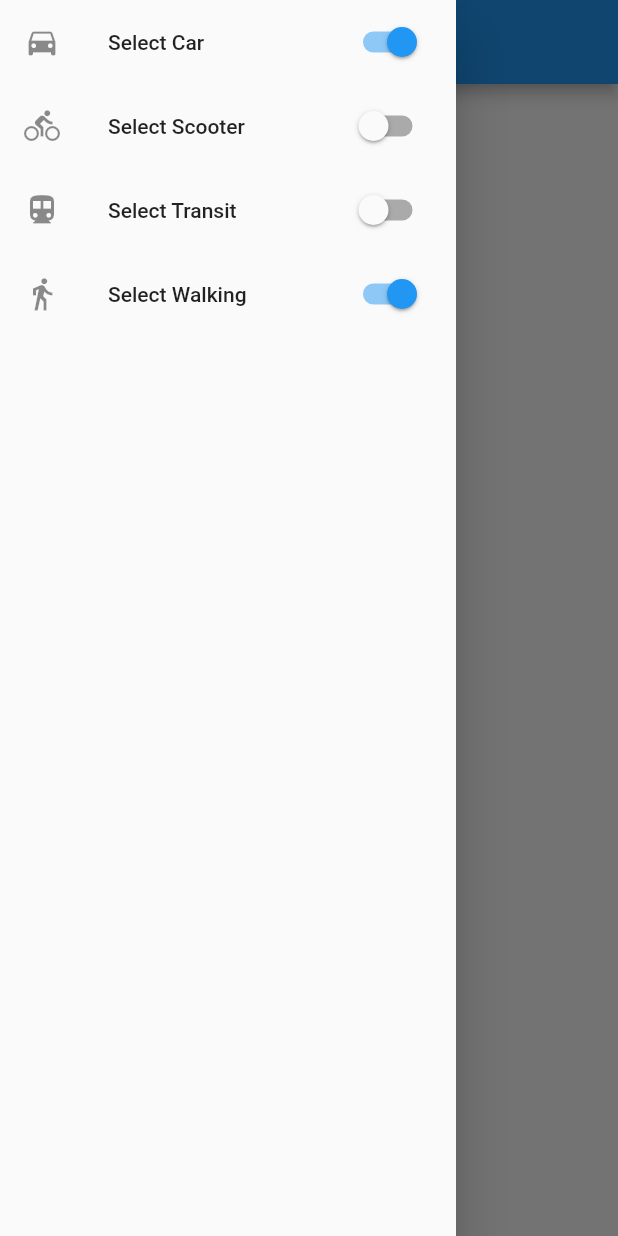
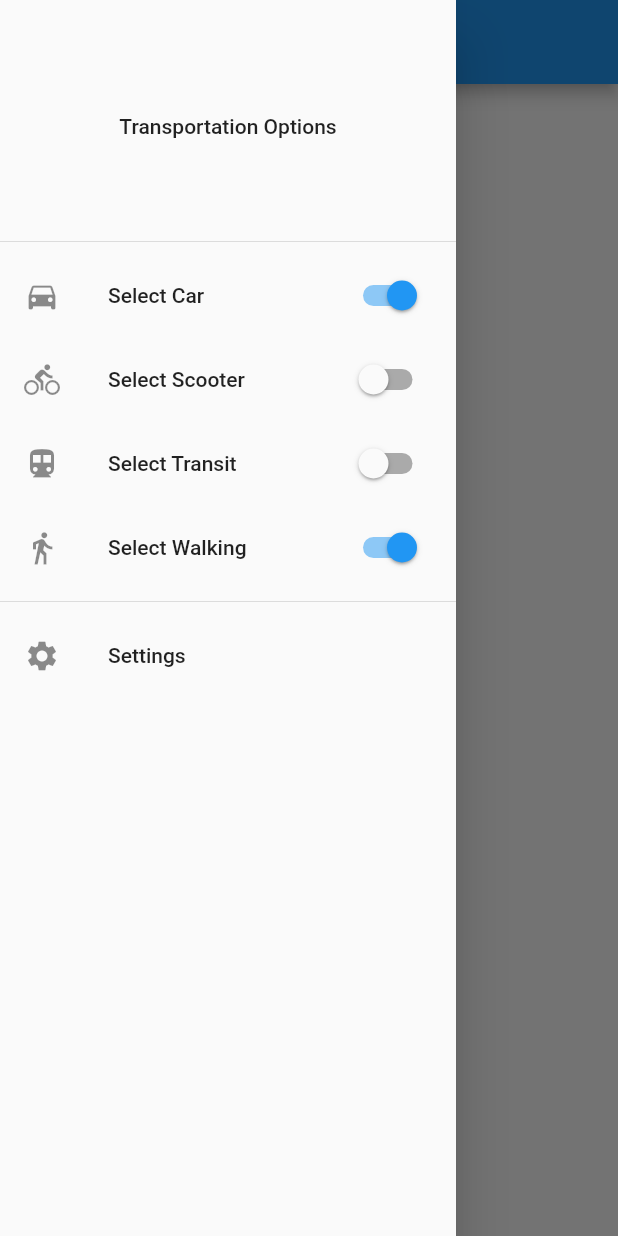
Before and after one commit to hungrymonkey/hacklamobility_2018, a Flutter app: the screen it shows after launch, in the side drawer, after a tap on "Select Car", on a phone screen of 412 x 824 dp. Run offline on Flutter 3.47's test engine with Material 2 defaults, Android fonts, the phone set to English and light mode, and no system bars.

Commit message:
fix the drawer

```diff
--- a/lib/main.dart
+++ b/lib/main.dart
@@ -1,7 +1,7 @@
 import 'package:flutter/material.dart';
 
 
-//import './map_settings.dart';
+import './map_settings.dart';
 import './map_types.dart';
 import './map_home.dart';
 
@@ -37,7 +37,7 @@ class MyAppState extends State<MyApp> {
       ),
       routes: <String, WidgetBuilder>{
         '/':          (BuildContext context) => MapHome(_configuration, configurationUpdater),
-        //'/settings':  (BuildContext context) => MapSettings(_configuration, configurationUpdater)
+        '/settings':  (BuildContext context) => MapSettings(_configuration, configurationUpdater)
       },
     );
   }
--- a/lib/map_home.dart
+++ b/lib/map_home.dart
@@ -1,7 +1,7 @@
 import 'package:flutter/material.dart';
 
 import 'map_types.dart';
-import 'map_drawer.dart';
+import 'map_settings.dart';
 class MapHome extends StatefulWidget {
   const MapHome( this.configuration, this.updater);
 
@@ -13,6 +13,21 @@ class MapHome extends StatefulWidget {
 
 class MapHomeState extends State<MapHome> {
 
+
+  void _handleCarChange(bool value) {
+    sendUpdates(widget.configuration.copywith(car: value));
+  }
+  void _handleTransitChange(bool value) {
+    sendUpdates(widget.configuration.copywith(transit: value));
+  }
+  void _handleScooterChange(bool value) {
+    sendUpdates(widget.configuration.copywith(scooter: value));
+  }
+
+  void _handleWalkingChange(bool value) {
+    sendUpdates(widget.configuration.copywith(walking: value));
+  }
+
   void configurationUpdater(MapConfiguration value){
     sendUpdates(value);
   }
@@ -22,7 +37,58 @@ class MapHomeState extends State<MapHome> {
   }
 
   Widget _buildDrawer(BuildContext context) {
-    return MapDrawer(widget.configuration, configurationUpdater);
+    return Drawer(
+      child: ListView(
+        children: <Widget>[
+          const DrawerHeader(child: Center(child: Text('Transportation Options'))),
+          ListTile(
+              leading: const Icon(Icons.directions_car),
+              title: const Text('Select Car'),
+              onTap: () { _handleCarChange(!widget.configuration.car); },
+              trailing: Switch(
+                value: widget.configuration.car,
+                onChanged: _handleCarChange,
+              ),
+          ),
+          ListTile(
+              leading: const Icon(Icons.directions_bike),
+              title: const Text('Select Scooter'),
+              onTap: () { _handleScooterChange(!widget.configuration.scooter); },
+              trailing: Switch(
+                value: widget.configuration.scooter,
+                onChanged: _handleScooterChange,
+              ),
+          ),
+          ListTile(
+              leading: const Icon(Icons.directions_transit),
+              title: const Text('Select Transit'),
+              onTap: () { _handleTransitChange(!widget.configuration.transit); },
+              trailing: Switch(
+                value: widget.configuration.transit,
+                onChanged: _handleTransitChange,
+              ),
+          ),
+          ListTile(
+              leading: const Icon(Icons.directions_walk),
+              title: const Text('Select Walking'),
+              onTap: () { _handleWalkingChange(!widget.configuration.walking); },
+              trailing: Switch(
+                value: widget.configuration.walking,
+                onChanged: _handleWalkingChange,
+              ),
+          ),
+          const Divider(),
+          ListTile(
+            leading: const Icon(Icons.settings),
+            title: const Text('Settings'),
+            onTap: _handleShowSettings,
+          ),
+        ],
+      ),
+    );
+  }
+  void _handleShowSettings() {
+    Navigator.popAndPushNamed(context, '/settings');
   }
   @override
     Widget build(BuildContext context) {
```
Also changed, not shown: lib/map_settings.dart (+13 -39 lines).
